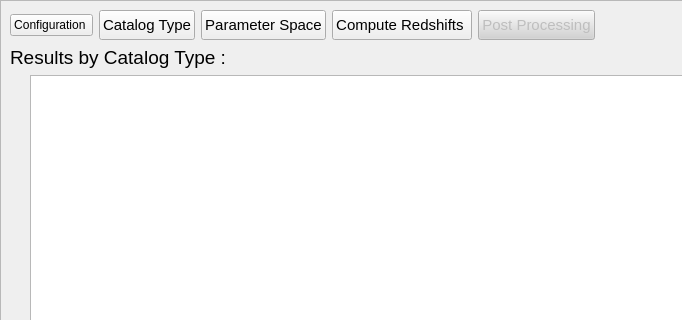
Old version of the form PhzQtUI/auxdir/PhzQtUI/FormPostProcessing.ui in the repository astrorama/Phosphoros; both pictures show x 0 to 682 and y 0 to 320 of the 1090 by 829 pixel window.
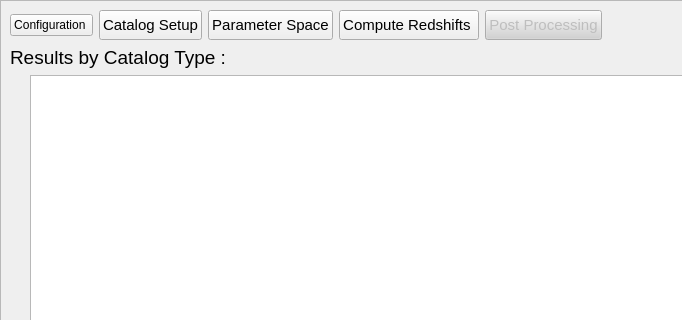
New version of the form.

Patch:
```diff
--- a/PhzQtUI/auxdir/PhzQtUI/FormPostProcessing.ui
+++ b/PhzQtUI/auxdir/PhzQtUI/FormPostProcessing.ui
@@ -58,7 +58,7 @@
            <string>Define the Mapping between the catalog file(s) columns and the filters</string>
           </property>
           <property name="text">
-           <string>Catalog Type</string>
+           <string>Catalog Setup</string>
           </property>
          </widget>
         </item>
```
